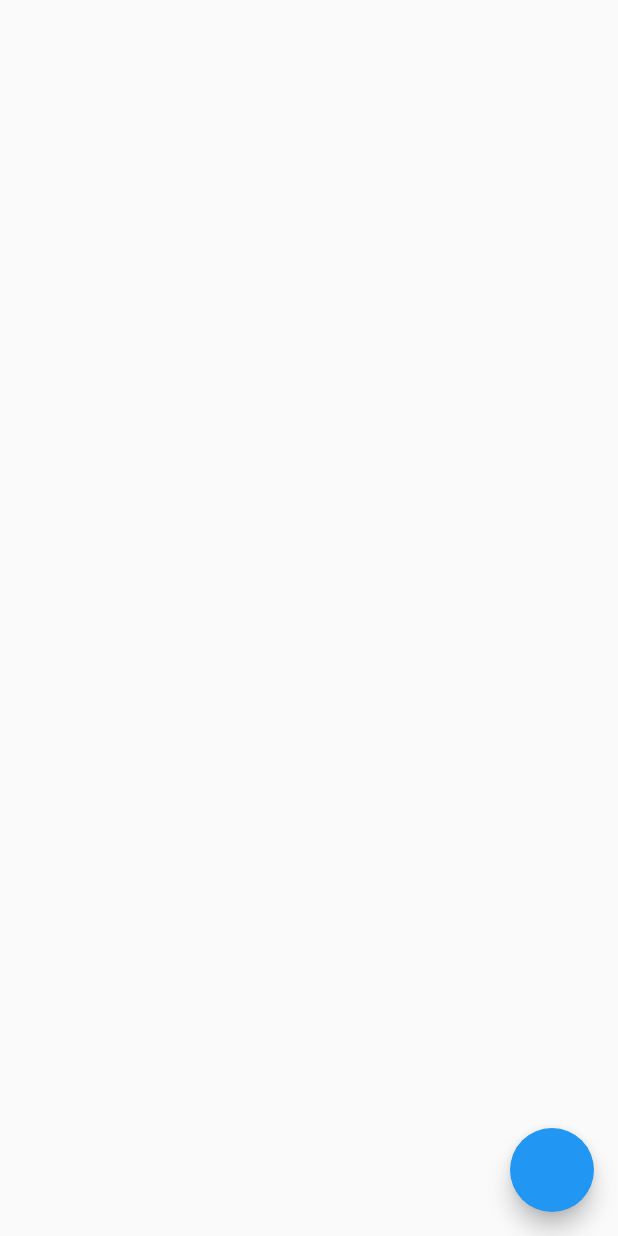
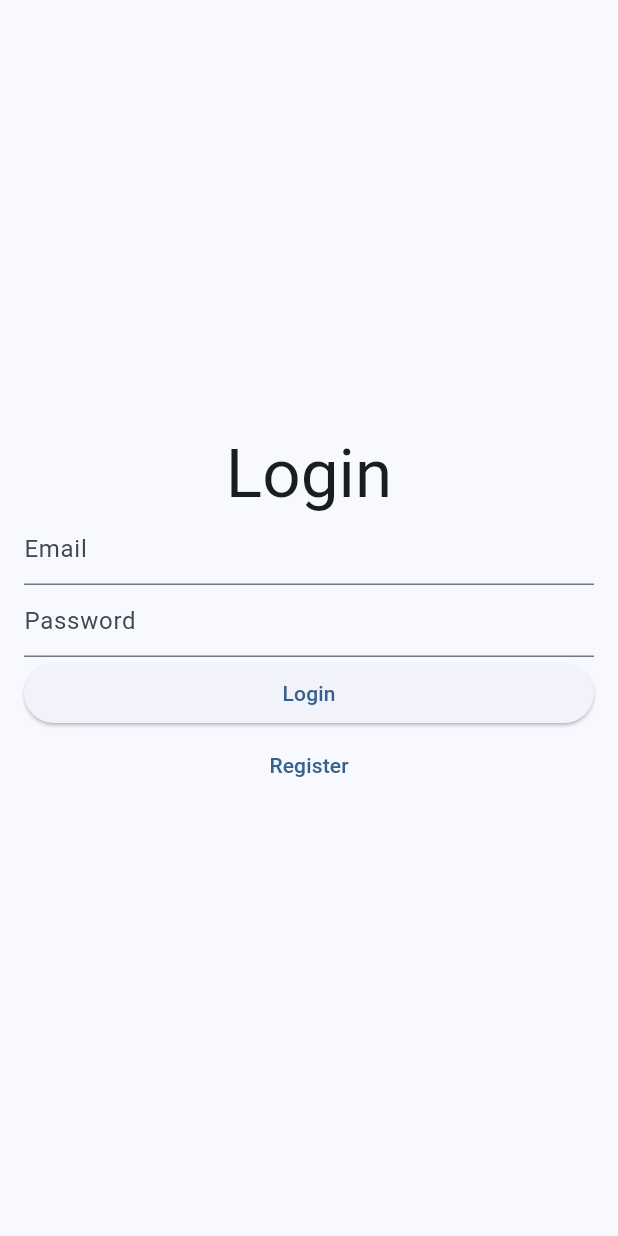
Before and after one commit to Rohit-RA-2020/Dev-Hackathon, a Flutter app: the screen it shows after launch, on a phone screen of 412 x 824 dp. Run offline on Flutter 3.47's test engine with Material 2 defaults, Android fonts, the light colour scheme and no system bars; our stand-ins replace appwrite, flutter_riverpod; network calls fail.

Commit message:
Login & Register Interface

```diff
--- a/lib/main.dart
+++ b/lib/main.dart
@@ -1,40 +1,24 @@
-import 'package:dev_hackathon/services/auth.dart';
-import 'package:dev_hackathon/store.dart';
+import 'package:appwrite/appwrite.dart';
 import 'package:flutter/material.dart';
+import 'package:flutter_riverpod/flutter_riverpod.dart';
 
-void main() async {
-  runApp(const MyApp());
+import 'src/app.dart';
+
+final appwriteClientProvider = Provider<Client>((ref) {
+  Client client = Client();
   client
           .setEndpoint('http://10.0.2.2:60/v1') // Your Appwrite Endpoint
           .setProject('62696c26dd5d38446c91') // Your project ID
-          .setSelfSigned(
-              status:
-                  true) // For self signed certificates, only use for development
+          .setSelfSigned() // Use only on dev mode with a self-signed SSL cert
       ;
+  return client;
+});
+
+final appwriteAccountProvider = Provider<Account>((ref) {
+  final client = ref.watch(appwriteClientProvider);
+  return Account(client);
+});
+
+void main() {
+  runApp(const ProviderScope(child: MyApp()));
 }
-
-class MyApp extends StatelessWidget {
-  const MyApp({Key? key}) : super(key: key);
-
-  // This widget is the root of your application.
-  @override
-  Widget build(BuildContext context) {
-    return const MaterialApp(
-      title: 'Flutter Demo',
-      home: MyHomePage(),
-    );
-  }
-}
-
-class MyHomePage extends StatelessWidget {
-  const MyHomePage({Key? key}) : super(key: key);
-
-  @override
-  Widget build(BuildContext context) {
-    return Scaffold(
-      floatingActionButton: FloatingActionButton(onPressed: () {
-        Auth().createUser('ranjan@gmail.com', 'hello123', 'Sample User', 'sa');
-      }),
-    );
-  }
-}
--- /dev/null
+++ b/lib/src/app.dart
@@ -0,0 +1,40 @@
+import 'package:flutter/material.dart';
+
+import 'authentication/login/login_view.dart';
+import 'authentication/register/register_view.dart';
+import 'home/home_view.dart';
+
+class MyApp extends StatelessWidget {
+  const MyApp({
+    Key? key,
+  }) : super(key: key);
+
+  @override
+  Widget build(BuildContext context) {
+    return MaterialApp(
+      restorationScopeId: 'app',
+      onGenerateTitle: (context) => 'Appwrite Authentication',
+      theme: ThemeData(
+        colorSchemeSeed: Colors.blue,
+        useMaterial3: true,
+      ),
+      onGenerateRoute: (routeSettings) {
+        return MaterialPageRoute<void>(
+          builder: (context) {
+            switch (routeSettings.name) {
+              case LoginView.routeName:
+                return const LoginView();
+              case RegisterView.routeName:
+                return const RegisterView();
+              case HomeView.routeName:
+                final args = routeSettings.arguments! as HomeViewArguments;
+                return HomeView(email: args.email);
+              default:
+                return const LoginView();
+            }
+          },
+        );
+      },
+    );
+  }
+}
--- /dev/null
+++ b/lib/src/authentication/login/login_view.dart
@@ -0,0 +1,118 @@
+import 'package:appwrite/appwrite.dart';
+import 'package:flutter/foundation.dart';
+import 'package:flutter/material.dart';
+import 'package:flutter_riverpod/flutter_riverpod.dart';
+
+import '../../../main.dart';
+import '../../home/home_view.dart';
+import '../register/register_view.dart';
+import '../validation.dart';
+
+class LoginView extends ConsumerStatefulWidget {
+  const LoginView({Key? key}) : super(key: key);
+  static const String routeName = '/login';
+
+  @override
+  ConsumerState<LoginView> createState() => _LoginViewState();
+}
+
+class _LoginViewState extends ConsumerState<LoginView> {
+  final _formKey = GlobalKey<FormState>();
+  String? email;
+  String? password;
+
+  @override
+  void initState() {
+    super.initState();
+    checkCurrentUser();
+  }
+
+  Future<void> checkCurrentUser() async {
+    try {
+      final user = await ref.read(appwriteAccountProvider).get();
+      Navigator.of(context).pushReplacementNamed(
+        HomeView.routeName,
+        arguments: HomeViewArguments(email: user.email),
+      );
+    } on AppwriteException catch (e) {
+      debugPrint(e.message);
+    }
+  }
+
+  @override
+  Widget build(BuildContext context) {
+    return Scaffold(
+      body: Padding(
+        padding: const EdgeInsets.all(16),
+        child: Form(
+          key: _formKey,
+          child: Column(
+            mainAxisAlignment: MainAxisAlignment.center,
+            crossAxisAlignment: CrossAxisAlignment.stretch,
+            children: [
+              Text(
+                'Login',
+                style: Theme.of(context).textTheme.displayMedium,
+                textAlign: TextAlign.center,
+              ),
+              TextFormField(
+                decoration: const InputDecoration(
+                  hintText: 'Email',
+                ),
+                validator: emailValidation,
+                onSaved: (value) => email = value,
+              ),
+              TextFormField(
+                decoration: const InputDecoration(
+                  hintText: 'Password',
+                ),
+                obscureText: true,
+                validator: passwordValidation,
+                onSaved: (value) => password = value,
+              ),
+              ElevatedButton(
+                onPressed: validateAndLogin,
+                child: const Text('Login'),
+              ),
+              TextButton(
+                onPressed: () {
+                  Navigator.pushReplacementNamed(
+                    context,
+                    RegisterView.routeName,
+                  );
+                },
+                child: const Text('Register'),
+              )
+            ],
+          ),
+        ),
+      ),
+    );
+  }
+
+  void validateAndLogin() async {
+    if (_formKey.currentState!.validate()) {
+      _formKey.currentState!.save();
+      try {
+        // Login logic here
+        await ref.read(appwriteAccountProvider).createSession(
+              email: email!,
+              password: password!,
+            );
+        Navigator.of(context).pushReplacementNamed(
+          HomeView.routeName,
+          arguments: HomeViewArguments(email: email!),
+        );
+      } on AppwriteException catch (e) {
+        debugPrint(e.message);
+      }
+    }
+  }
+
+  @override
+  void debugFillProperties(DiagnosticPropertiesBuilder properties) {
+    super.debugFillProperties(properties);
+    properties.add(StringProperty('password', password));
+    properties.add(StringProperty('email', email));
+  }
+}
--- a/lib/store.dart
+++ /dev/null
@@ -1,5 +0,0 @@
-import 'package:appwrite/appwrite.dart';
-import 'package:appwrite/models.dart';
-
-Client client = Client();
-User user = User();
--- a/pubspec.yaml
+++ b/pubspec.yaml
@@ -35,6 +35,8 @@ dependencies:
   # Use with the CupertinoIcons class for iOS style icons.
   cupertino_icons: ^1.0.2
   appwrite: ^4.0.2
+  flutter_riverpod: ^1.0.3
+  uuid: ^3.0.6
 
 dev_dependencies:
   flutter_test:
```
Also changed, not shown: lib/services/auth.dart (deleted, +0 -21 lines), lib/src/authentication/register/register_view.dart (added, +110 -0 lines), lib/src/authentication/validation.dart (added, +20 -0 lines), lib/src/home/home_view.dart (added, +93 -0 lines), pubspec.lock, 1 other file.
